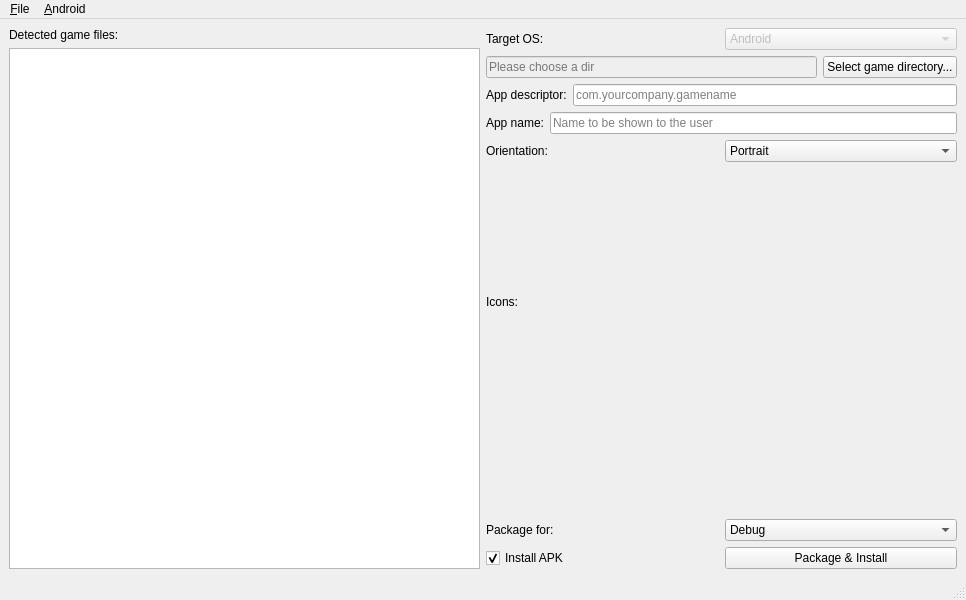
First picture: the form in packager/ui_mainwindow.ui, repository segafan/bennugd-monolithic, before the edit.
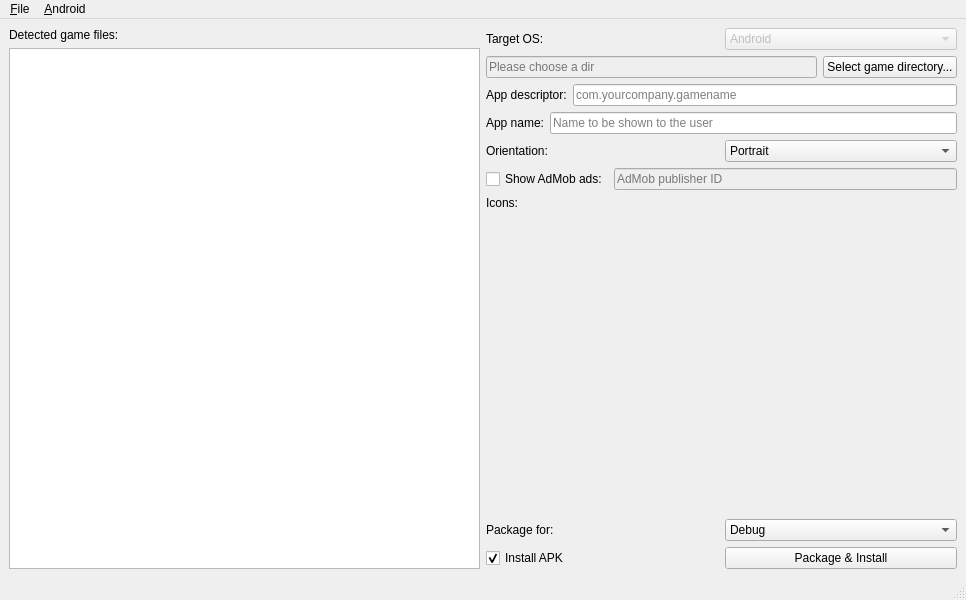
Second picture: the form after the edit. Icons and pictures are not drawn.

What changed in the file:
```diff
--- a/packager/ui_mainwindow.ui
+++ b/packager/ui_mainwindow.ui
@@ -165,6 +165,30 @@
         </item>
        </layout>
       </item>
+      <item>
+       <layout class="QHBoxLayout" name="horizontalLayout_10">
+        <item>
+         <widget class="QCheckBox" name="check_admob">
+          <property name="text">
+           <string>Show AdMob ads:</string>
+          </property>
+         </widget>
+        </item>
+        <item>
+         <widget class="QLineEdit" name="line_admob">
+          <property name="enabled">
+           <bool>false</bool>
+          </property>
+          <property name="readOnly">
+           <bool>false</bool>
+          </property>
+          <property name="placeholderText">
+           <string>AdMob publisher ID</string>
+          </property>
+         </widget>
+        </item>
+       </layout>
+      </item>
       <item>
        <widget class="QLabel" name="label_icons">
         <property name="text">
@@ -299,6 +323,19 @@
         </item>
        </layout>
       </item>
+      <item>
+       <spacer name="verticalSpacer">
+        <property name="orientation">
+         <enum>Qt::Vertical</enum>
+        </property>
+        <property name="sizeHint" stdset="0">
+         <size>
+          <width>20</width>
+          <height>40</height>
+         </size>
+        </property>
+       </spacer>
+      </item>
       <item>
        <layout class="QHBoxLayout" name="horizontalLayout_2">
         <item>
```
Left out of the diff: 2 changed lines with no effect on the pictures.
